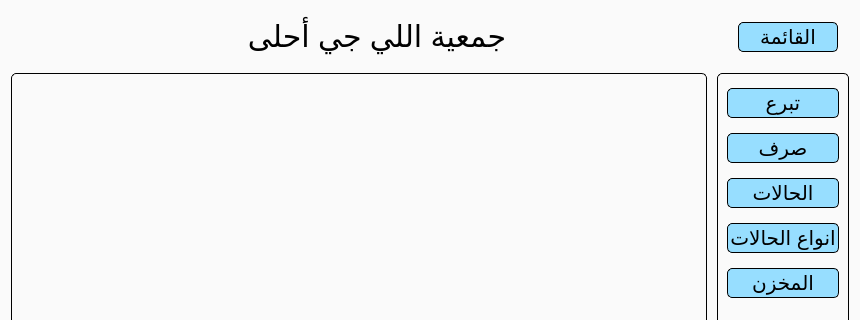
Before: the Qt Designer form src/interface/views/main_window_view.ui in MuhammadTarek10/charity-app, drawn with Qt 5; both pictures show x 0 to 860 and y 0 to 320 of the 860 by 700 pixel window.
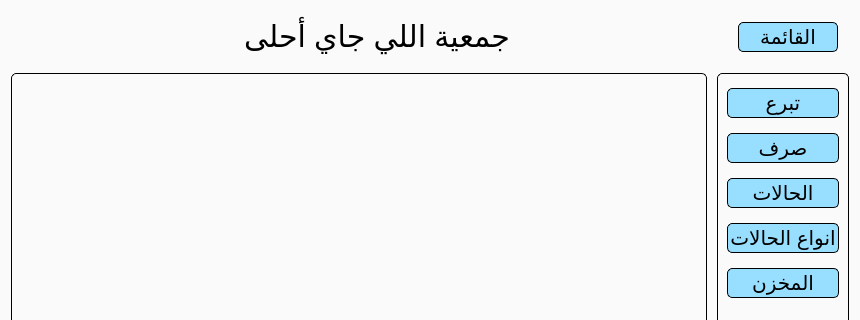
After: the same form once the commit is applied. Icons and pictures are not drawn. Custom widgets are drawn as their Qt base class.

```diff
--- a/src/interface/views/main_window_view.ui
+++ b/src/interface/views/main_window_view.ui
@@ -262,7 +262,7 @@
              </font>
             </property>
             <property name="text">
-             <string>جمعية اللي جي أحلى</string>
+             <string>جمعية اللي جاي أحلى</string>
             </property>
             <property name="alignment">
              <set>Qt::AlignCenter</set>
```
